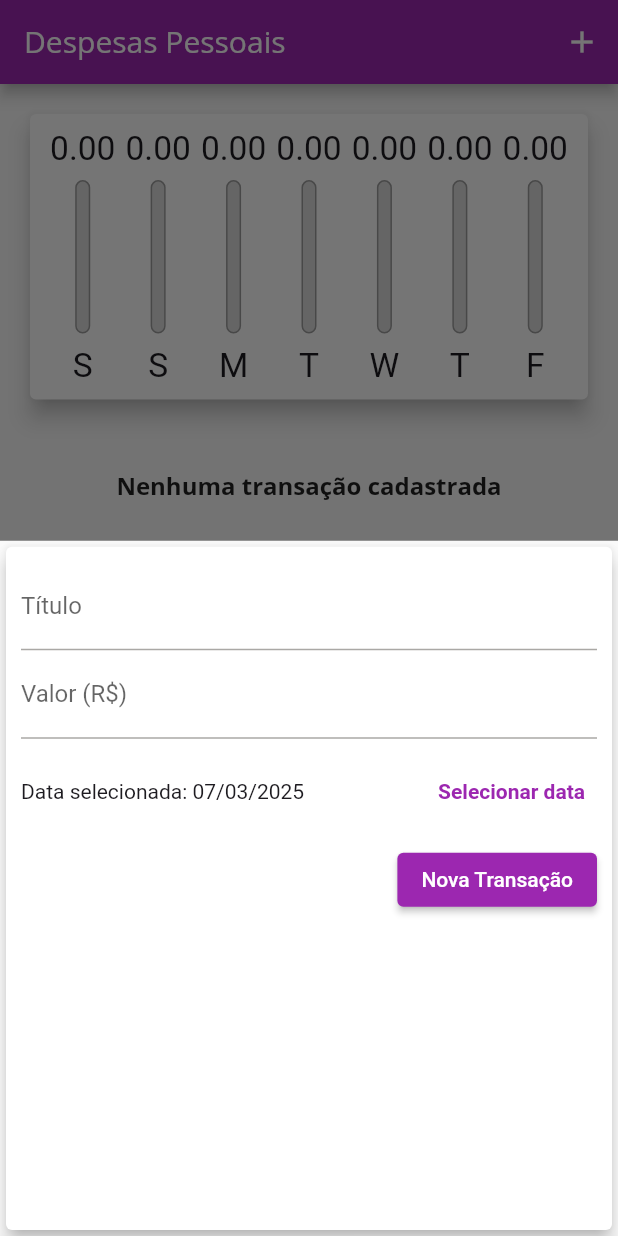
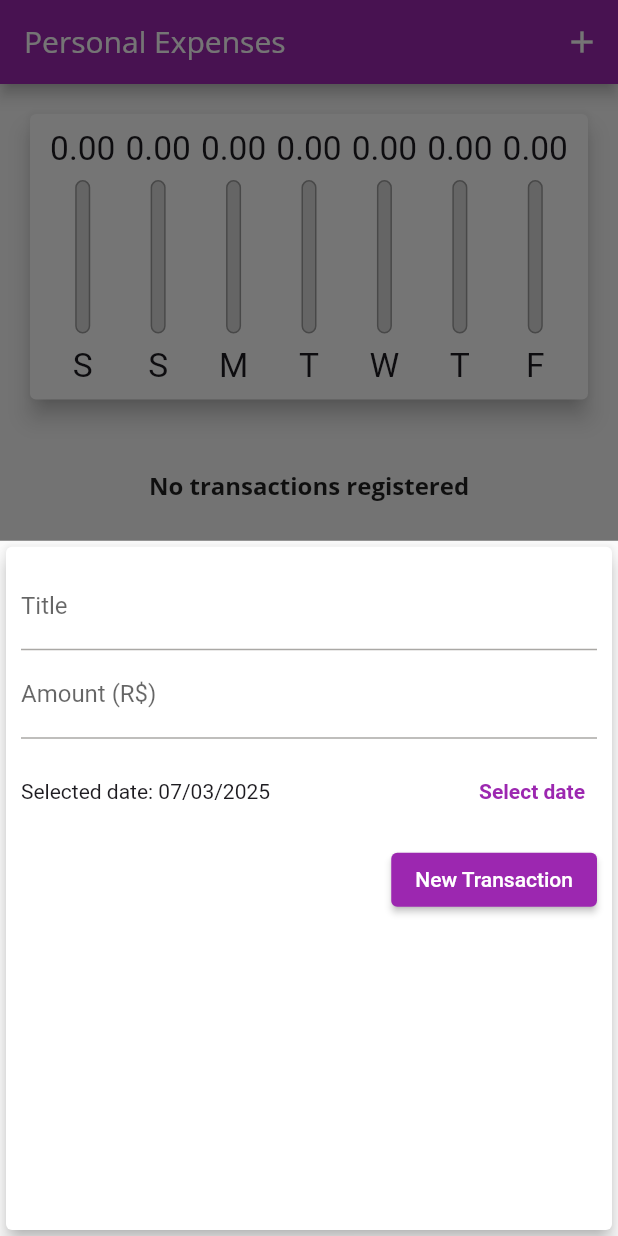
Before and after one commit to ArianeBeltrao/personal-expenses, a Flutter app: the screen it shows after launch, after a tap on the "add" icon, on a phone screen of 412 x 824 dp. Run offline on Flutter 3.47's test engine with Material 3 defaults, Android fonts, the phone set to English and light mode, and no system bars.

Commit message:
feat: translated the texts into english

```diff
--- a/lib/components/chart.dart
+++ b/lib/components/chart.dart
@@ -25,7 +25,7 @@ class Chart extends StatelessWidget {
       }
 
       print(DateFormat.E().format(weekDay)[0]);
-      print(totalSum);
+      print('total sum: ${totalSum}');
 
       // E = sigla do dia da semana
       return {'day': DateFormat.E().format(weekDay)[0], 'value': totalSum};
--- a/lib/components/transaction_form.dart
+++ b/lib/components/transaction_form.dart
@@ -55,13 +55,13 @@ class _TransactionFormState extends State<TransactionForm> {
             TextField(
               controller: _titleController,
               onSubmitted: (_) => _submitForm(),
-              decoration: InputDecoration(labelText: 'Título'),
+              decoration: InputDecoration(labelText: 'Title'),
             ),
             TextField(
               controller: _valueController,
               keyboardType: TextInputType.numberWithOptions(decimal: true),
               onSubmitted: (_) => _submitForm(),
-              decoration: InputDecoration(labelText: 'Valor (R\$)'),
+              decoration: InputDecoration(labelText: 'Amount (R\$)'),
             ),
             Container(
               height: 70,
@@ -70,14 +70,14 @@ class _TransactionFormState extends State<TransactionForm> {
                   Expanded(
                     child: Text(
                       _selectedDate == null
-                          ? 'Nenhuma data selecionada!'
-                          : 'Data selecionada: ${DateFormat('dd/MM/y').format(_selectedDate!)}',
+                          ? 'No date selected!'
+                          : 'Selected date: ${DateFormat('dd/MM/y').format(_selectedDate!)}',
                     ),
                   ),
                   TextButton(
                     onPressed: _showDatePicker,
                     child: Text(
-                      'Selecionar data',
+                      'Select date',
                       style: TextStyle(fontWeight: FontWeight.bold),
                     ),
                   ),
@@ -89,7 +89,7 @@ class _TransactionFormState extends State<TransactionForm> {
               children: [
                 ElevatedButton(
                   onPressed: _submitForm,
-                  child: Text('Nova Transação'),
+                  child: Text('New Transaction'),
                 ),
               ],
             ),
--- a/lib/components/transaction_list.dart
+++ b/lib/components/transaction_list.dart
@@ -19,7 +19,7 @@ class TransactionList extends StatelessWidget {
                 Container(
                   height: constraints.maxHeight * 0.2,
                   child: Text(
-                    'Nenhuma transação cadastrada',
+                    'No transactions registered',
                     style: Theme.of(context).textTheme.titleLarge,
                   ),
                 ),
--- a/lib/main.dart
+++ b/lib/main.dart
@@ -101,7 +101,7 @@ class _MyHomePageState extends State<MyHomePage> {
         MediaQuery.of(context).orientation == Orientation.landscape;
 
     final appBar = AppBar(
-      title: Text('Despesas Pessoais'),
+      title: Text('Personal Expenses'),
       actions: <Widget>[
         if (isLandscape)
           IconButton(
```
